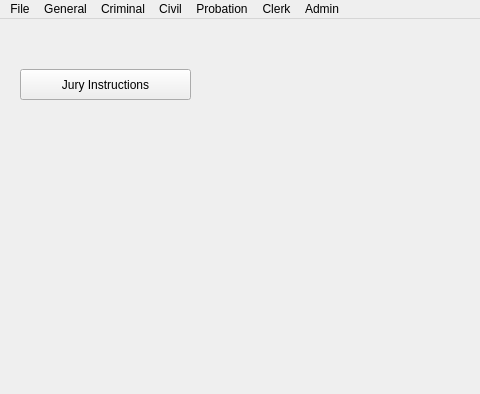
Old version of the form ui/MainWindow.ui in the repository HunterProgram22/MuniEntry; both pictures show x 0 to 480 and y 0 to 394 of the 800 by 600 pixel window.
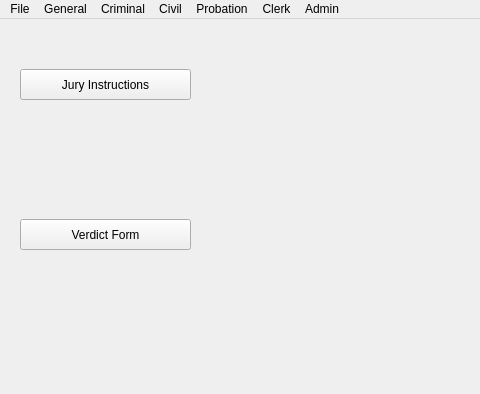
New version of the form.

Commit message: Added verdict form button - handcoded.

```diff
--- a/ui/MainWindow.ui
+++ b/ui/MainWindow.ui
@@ -27,6 +27,21 @@
      <string>Jury Instructions</string>
     </property>
    </widget>
+ <widget class="QWidget" name="centralwidget2">
+     <widget class="QPushButton" name="pushButton2">
+      <property name="geometry">
+       <rect>
+        <x>20</x>
+        <y>200</y>
+        <width>171</width>
+        <height>31</height>
+       </rect>
+      </property>
+      <property name="text">
+       <string>Verdict Form</string>
+      </property>
+     </widget>
+    </widget>
   </widget>
   <widget class="QMenuBar" name="menubar">
    <property name="geometry">
```
The commit also changes 5 other files.
